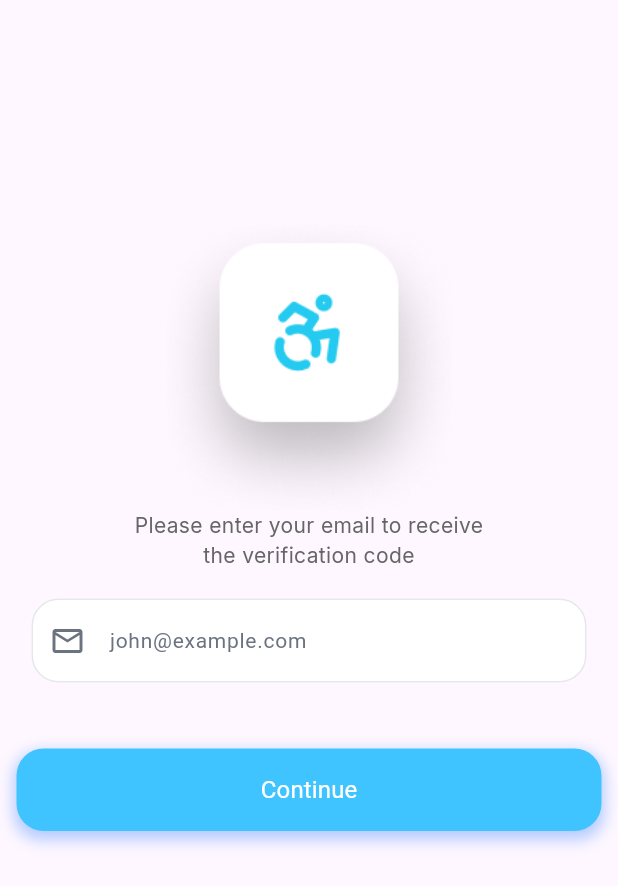
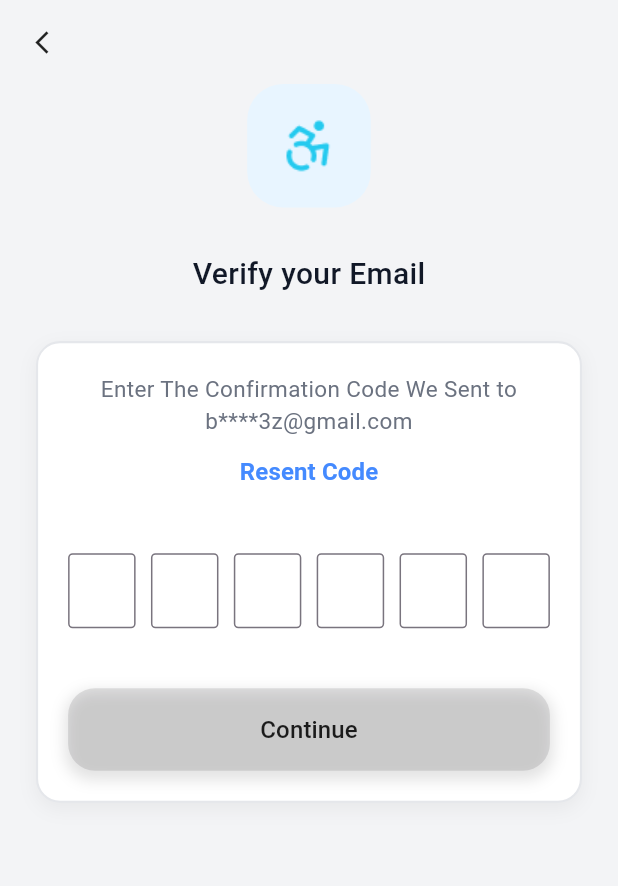
Before and after one commit to Salma28-zahran/hammam_app, a Flutter app: the Email screen opened by its route, after a tap on "Continue", on a phone screen of 412 x 824 dp. Shown: the top 886 px of the screen. Run offline on Flutter 3.47's test engine with Material 3 defaults, Android fonts, the phone set to English and light mode, and no system bars; our stand-ins replace flutter_native_splash, google_fonts; Roboto replaces fonts that are missing (Arial).

Commit message:
all auth done

```diff
--- a/lib/core/route/routes.dart
+++ b/lib/core/route/routes.dart
@@ -2,8 +2,10 @@ class PageRouteName{
   static const String signup = '/signup';
   static const String login = '/login';
   static const String otp = '/otp';
+  static const String otp2 = '/otp2';
+  static const String email = '/email';
+  static const String newpass = '/newpass';
 
-  static const String email = '/email';
 
 
 
--- a/lib/core/route/routes_generator.dart
+++ b/lib/core/route/routes_generator.dart
@@ -1,8 +1,10 @@
 import 'package:flutter/material.dart';
 import 'package:hammam_app/core/route/routes.dart';
+import 'package:hammam_app/features/auth/forget_pass/presentation/views/newpass.dart';
+import 'package:hammam_app/features/auth/forget_pass/presentation/views/otp2_screen.dart';
 import 'package:hammam_app/features/auth/register/login/presentation/view/otp_screen.dart';
 import 'package:hammam_app/features/auth/forget_pass/presentation/views/email.dart';
-]import 'package:hammam_app/features/onboarding/OnBoarding.dart';
+import 'package:hammam_app/features/onboarding/OnBoarding.dart';
 
 import '../../features/auth/login/presentation/view/login_screen.dart';
 import '../../features/auth/register/login/presentation/view/register_screen.dart';
@@ -26,10 +28,20 @@ class RoutesGenerator {
           builder: (context) => const OtpScreen(),
           settings: settings,
         );
+      case PageRouteName.otp2:
+        return MaterialPageRoute(
+          builder: (context) => const Otp2Screen(),
+          settings: settings,
+        );
 
       case PageRouteName.email:
         return MaterialPageRoute(
           builder: (context) => const Email(),
+          settings: settings,
+        );
+      case PageRouteName.newpass:
+        return MaterialPageRoute(
+          builder: (context) => const Newpass(),
           settings: settings,
         );
 
--- a/lib/features/auth/forget_pass/presentation/views/email.dart
+++ b/lib/features/auth/forget_pass/presentation/views/email.dart
@@ -1,5 +1,6 @@
 import 'package:flutter/material.dart';
 import 'package:hammam_app/core/resources/app_assets_manager.dart';
+import 'package:hammam_app/core/route/routes.dart';
 import 'package:hammam_app/theme/app_theme.dart';
 
 class Email extends StatelessWidget {
@@ -89,7 +90,9 @@ class Email extends StatelessWidget {
                   padding: EdgeInsets.symmetric(vertical: 16),
                   elevation: 0,
                 ),
-                onPressed: () {},
+                onPressed: () {
+                  Navigator.pushNamed(context, PageRouteName.otp2);
+                },
                 child: Text(
                   "Continue",
                   style: TextStyle(
--- /dev/null
+++ b/lib/features/auth/forget_pass/presentation/views/otp2_screen.dart
@@ -0,0 +1,193 @@
+import 'package:flutter/material.dart';
+import 'package:hammam_app/theme/app_theme.dart';
+import '../../../../../../core/route/routes.dart';
+
+class Otp2Screen extends StatefulWidget {
+  const Otp2Screen({super.key});
+
+  @override
+  State<Otp2Screen> createState() => _OtpScreenState();
+}
+
+class _OtpScreenState extends State<Otp2Screen> {
+  List<String> otp = List.filled(6, "");
+  List<TextEditingController> controllers = List.generate(
+    6,
+        (index) => TextEditingController(),
+  );
+
+  bool get isComplete => otp.every((e) => e.isNotEmpty);
+
+  @override
+  Widget build(BuildContext context) {
+    final width = MediaQuery.of(context).size.width;
+    final height = MediaQuery.of(context).size.height;
+
+    return Scaffold(
+      backgroundColor: Color(0xFFF3F4F6),
+      appBar: AppBar(
+        backgroundColor: Colors.transparent,
+        elevation: 0,
+        leading: IconButton(
+          icon: Icon(Icons.arrow_back_ios_new, color: Colors.black87, size: 18),
+          onPressed: () =>
+              Navigator.pushReplacementNamed(context, PageRouteName.signup),
+        ),
+      ),
+
+      body: SafeArea(
+        child: Padding(
+          padding: EdgeInsets.symmetric(horizontal: 24),
+          child: Column(
+            crossAxisAlignment: CrossAxisAlignment.start,
+            children: [
+              Center(
+                child: Container(
+                  height: height * 0.1,
+                  width: height * 0.1,
+                  decoration: BoxDecoration(
+                    color: Color(0xFFE8F5FF),
+                    borderRadius: BorderRadius.circular(24),
+                  ),
+                  child: Image.asset("assets/images/png/login_icon.png"),
+                ),
+              ),
+              SizedBox(height: 30),
+              Center(
+                child: Text(
+                  "Verify your Email",
+                  style: TextStyle(
+                    fontFamily: "Arial",
+                    fontSize: 20,
+                    fontWeight: FontWeight.w500,
+                    color: AppColor.gray900,
+                  ),
+                ),
+              ),
+              SizedBox(height: 30),
+              Container(
+                padding: EdgeInsets.all(20),
+                decoration: BoxDecoration(
+                  color: Colors.white,
+                  border: Border.all(color: Color(0xFFE5E7EB), width: 1.4),
+                  borderRadius: BorderRadius.circular(16),
+                  boxShadow: [
+                    BoxShadow(
+                      color: Colors.black12.withOpacity(0.05),
+                      blurRadius: 10,
+                      offset: Offset(0, 4),
+                    ),
+                  ],
+                ),
+
+                child: Column(
+                  children: [
+                    Text(
+                      "Enter The Confirmation Code We Sent to\nb****3z@gmail.com",
+                      textAlign: TextAlign.center,
+                      style: TextStyle(fontSize: 15,
+                          fontFamily: "Arial",
+                          fontWeight: FontWeight.w400,
+
+                          color: AppColor.gray500),
+                    ),
+
+                    TextButton(
+                      onPressed: () {},
+                      child: Text(
+                        "Resent Code",
+                        style: TextStyle(
+                          color: Colors.blueAccent,
+                          fontFamily: "Arial",
+                          fontWeight: FontWeight.w600,
+                          fontSize: 16,
+                        ),
+                      ),
+                    ),
+
+                    SizedBox(height: 30),
+
+                    Row(
+                      mainAxisAlignment: MainAxisAlignment.spaceBetween,
+                      children: List.generate(6, (index) {
+                        return SizedBox(
+                          width: 45,
+                          height: 50,
+                          child: TextField(
+                            controller: controllers[index],
+                            textAlign: TextAlign.center,
+                            keyboardType: TextInputType.number,
+                            maxLength: 1,
+                            onChanged: (value) {
+                              if (value.isNotEmpty && index < 5) {
+                                FocusScope.of(context).nextFocus();
+                              }
+                              otp[index] = value;
+                              setState(() {});
+                            },
+                            decoration: InputDecoration(
+                              counterText: "",
+                              border: OutlineInputBorder(
+                                borderRadius: BorderRadius.circular(3),
+                              ),
+                            ),
+                          ),
+                        );
+                      }),
+                    ),
+
+                    SizedBox(height: 40),
+
+                    Container(
+                      width: double.infinity,
+                      decoration: BoxDecoration(
+                        borderRadius: BorderRadius.circular(18),
+                        boxShadow: [
+                          BoxShadow(
+                            color: isComplete
+                                ? Colors.blueAccent.withOpacity(0.4)
+                                : Colors.grey.withOpacity(0.3),
+                            spreadRadius: 2,
+                            blurRadius: 8,
+                            offset: Offset(0, 4),
+                          ),
+                        ],
+                      ),
+                      child: ElevatedButton(
+                        style: ElevatedButton.styleFrom(
+                          backgroundColor: isComplete
+                              ? Colors.lightBlueAccent
+                              : Colors.grey.shade300,
+                          shape: RoundedRectangleBorder(
+                            borderRadius: BorderRadius.circular(18),
+                          ),
+                          padding: EdgeInsets.symmetric(vertical: 16),
+                          elevation: 0,
+                        ),
+                        onPressed: isComplete
+                            ? () {
+                          Navigator.pushNamed(context, PageRouteName.newpass
+                          );
+                        }
+                            : null,
+                        child: Text(
+                          "Continue",
+                          style: TextStyle(
+                            fontFamily: "Arial",
+                            fontSize: 16,
+                            color: isComplete ? Colors.white : Colors.black87,
+                            fontWeight: FontWeight.w500,
+                          ),
+                        ),
+                      ),
+                    ),
+                  ],
+                ),
+              ),
+            ],
+          ),
+        ),
+      ),
+    );
+  }
+}
```
Also changed, not shown: lib/features/auth/forget_pass/presentation/views/newpass.dart (added, +249 -0 lines), lib/features/auth/login/presentation/view/login_screen.dart (+38 -35 lines).
